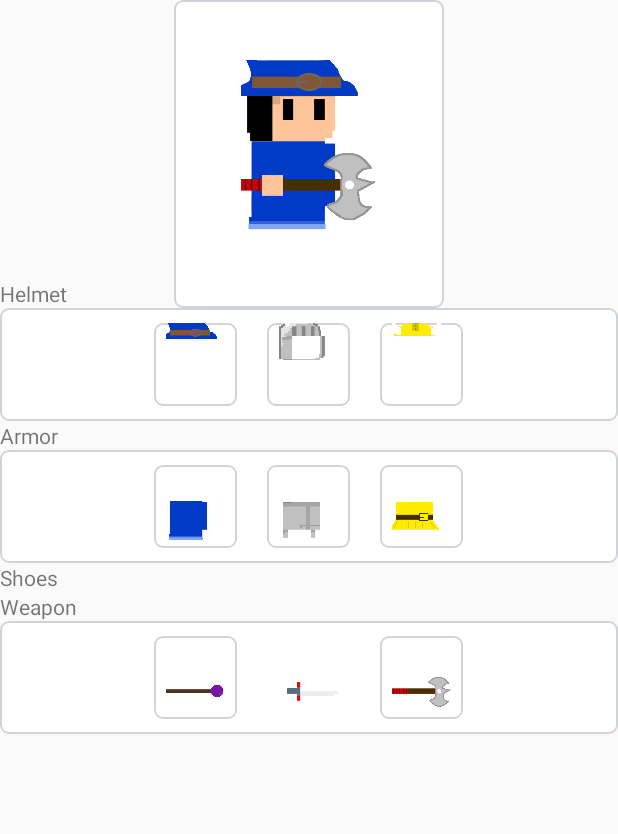
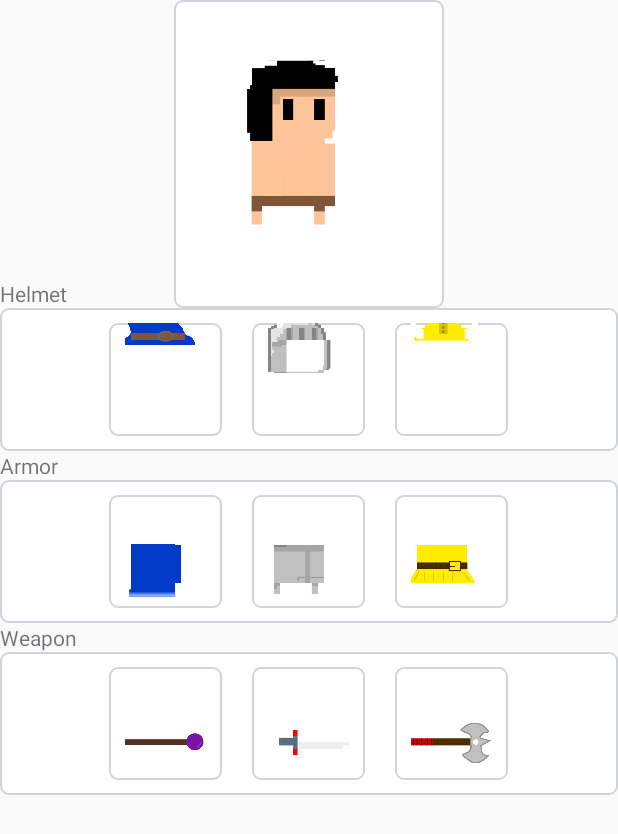
Before and after one commit to mikias/Fiteval, an Android app: the layout fragment_shop.xml on its own in the app's theme, with its tools: preview values and no code run, on a phone screen of 412 x 824 dp. Shown: the top 834 px of the screen. Run offline under Robolectric (Android 15) with nearby library versions, the phone set to English and light mode, and no system bars.

Commit message:
resize items in shop

```diff
--- a/mobile/src/main/res/layout/fragment_shop.xml
+++ b/mobile/src/main/res/layout/fragment_shop.xml
@@ -29,17 +29,18 @@
 
         <ImageView
             android:id="@+id/iv_wizard_hat"
-            android:layout_width="55dp"
-            android:layout_height="55dp"
+            android:layout_width="75dp"
+            android:layout_height="75dp"
             android:layout_margin="10dp"
             android:background="@drawable/solid_white_rounded_corner"
+
             android:layout_marginLeft="10dp"
             android:src="@drawable/wizard_hat"
             tools:ignore="ContentDescription,RtlHardcoded"/>
         <ImageView
             android:id="@+id/iv_steel_helm"
-            android:layout_width="55dp"
-            android:layout_height="55dp"
+            android:layout_width="75dp"
+            android:layout_height="75dp"
             android:layout_margin="10dp"
             android:background="@drawable/solid_white_rounded_corner"
             android:layout_marginLeft="10dp"
@@ -47,8 +48,8 @@
             tools:ignore="RtlHardcoded"/>
         <ImageView
             android:id="@+id/iv_viking_helmet"
-            android:layout_width="55dp"
-            android:layout_height="55dp"
+            android:layout_width="75dp"
+            android:layout_height="75dp"
             android:layout_margin="10dp"
             android:background="@drawable/solid_white_rounded_corner"
             android:layout_marginLeft="10dp"
@@ -82,8 +83,8 @@
 
         <ImageView
             android:id="@+id/iv_wizard_cloak"
-            android:layout_width="55dp"
-            android:layout_height="55dp"
+            android:layout_width="75dp"
+            android:layout_height="75dp"
             android:layout_margin="10dp"
             android:background="@drawable/solid_white_rounded_corner"
             android:layout_marginLeft="10dp"
@@ -91,8 +92,8 @@
             tools:ignore="RtlHardcoded"/>
         <ImageView
             android:id="@+id/iv_steelplate"
-            android:layout_width="55dp"
-            android:layout_height="55dp"
+            android:layout_width="75dp"
+            android:layout_height="75dp"
             android:layout_margin="10dp"
             android:background="@drawable/solid_white_rounded_corner"
             android:layout_marginLeft="10dp"
@@ -100,8 +101,8 @@
             tools:ignore="RtlHardcoded"/>
         <ImageView
             android:id="@+id/iv_viking_armor"
-            android:layout_width="55dp"
-            android:layout_height="55dp"
+            android:layout_width="75dp"
+            android:layout_height="75dp"
             android:layout_margin="10dp"
             android:background="@drawable/solid_white_rounded_corner"
             android:layout_marginLeft="10dp"
@@ -110,37 +111,12 @@
     </LinearLayout>
 
 
-    <TextView
-        android:layout_width="wrap_content"
-        android:layout_height="wrap_content"
-        android:text="Shoes"
-        android:layout_below="@id/layout_armor"
-        android:layout_alignParentLeft="true"
-        android:layout_alignParentStart="true"
-        android:id="@+id/tv_shoes"
-        tools:ignore="HardcodedText"/>
-
-    <LinearLayout
-        android:id="@+id/layout_shoes"
-        android:layout_width="wrap_content"
-        android:layout_height="wrap_content"
-        android:background="@drawable/solid_white_rounded_corner"
-        android:layout_below="@+id/tv_shoes"
-        android:layout_alignParentLeft="true"
-        android:layout_alignParentStart="true"
-        android:gravity="center"
-        android:layout_alignParentRight="true"
-        android:layout_alignParentEnd="true"
-        android:orientation="horizontal">
-
-    </LinearLayout>
-
     <!--WEAPONS-->
     <TextView
         android:layout_width="wrap_content"
         android:layout_height="wrap_content"
         android:text="Weapon"
-        android:layout_below="@id/layout_shoes"
+        android:layout_below="@id/layout_armor"
         android:layout_alignParentLeft="true"
         android:layout_alignParentStart="true"
         android:id="@+id/tv_weapon"
@@ -160,8 +136,8 @@
 
         <ImageView
             android:id="@+id/iv_oakstaff"
-            android:layout_width="55dp"
-            android:layout_height="55dp"
+            android:layout_width="75dp"
+            android:layout_height="75dp"
             android:layout_margin="10dp"
             android:background="@drawable/solid_white_rounded_corner"
             android:layout_marginLeft="10dp"
@@ -170,16 +146,17 @@
 
         <ImageView
             android:id="@+id/iv_sword"
-            android:layout_width="55dp"
-            android:layout_height="55dp"
+            android:layout_width="75dp"
+            android:layout_height="75dp"
             android:layout_margin="10dp"
             android:layout_marginLeft="10dp"
+            android:background="@drawable/solid_white_rounded_corner"
             android:src="@drawable/sword"
             tools:ignore="RtlHardcoded"/>
         <ImageView
             android:id="@+id/iv_battle_axe"
-            android:layout_width="55dp"
-            android:layout_height="55dp"
+            android:layout_width="75dp"
+            android:layout_height="75dp"
             android:layout_margin="10dp"
             android:background="@drawable/solid_white_rounded_corner"
             android:layout_marginLeft="10dp"
@@ -210,7 +187,7 @@
             android:id="@+id/hand_helmet"
             android:layout_width="100dp"
             android:layout_height="125dp"
-            android:src="@drawable/wizard_hat"
+            android:src="@drawable/hand"
             android:layout_alignTop="@+id/iv_avatar"
             android:layout_alignLeft="@+id/iv_avatar"
             android:layout_alignStart="@+id/iv_avatar"/>
@@ -219,7 +196,7 @@
             android:id="@+id/hand_armor"
             android:layout_width="100dp"
             android:layout_height="125dp"
-            android:src="@drawable/wizard_cloak"
+            android:src="@drawable/hand"
             android:layout_alignTop="@+id/iv_avatar"
             android:layout_alignLeft="@+id/iv_avatar"
             android:layout_alignStart="@+id/iv_avatar"/>
@@ -228,7 +205,7 @@
             android:id="@+id/hand_weapon"
             android:layout_width="100dp"
             android:layout_height="125dp"
-            android:src="@drawable/battle_axe"
+            android:src="@drawable/hand"
             android:layout_alignTop="@+id/iv_avatar"
             android:layout_alignLeft="@+id/iv_avatar"
             android:layout_alignStart="@+id/iv_avatar"/>
```
